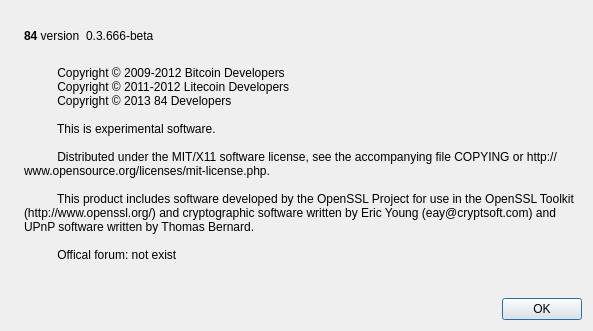
First picture: the form in src/qt/forms/aboutdialog.ui, repository eightyfourcoin/84, before the edit.
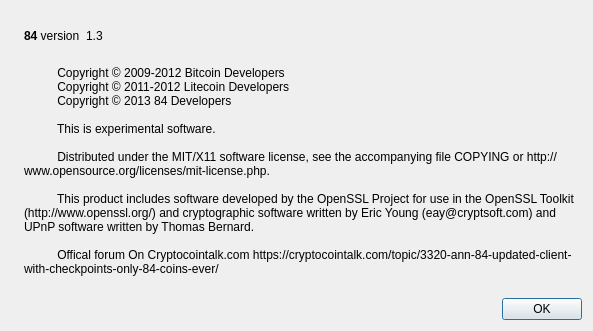
Second picture: the form after the edit. Icons and pictures are not drawn.

Diff of the .ui file:
```diff
--- a/src/qt/forms/aboutdialog.ui
+++ b/src/qt/forms/aboutdialog.ui
@@ -63,7 +63,7 @@
           <cursorShape>IBeamCursor</cursorShape>
          </property>
          <property name="text">
-          <string notr="true">0.3.666-beta</string>
+          <string notr="true">1.3</string>
          </property>
          <property name="textFormat">
           <enum>Qt::RichText</enum>
@@ -105,8 +105,7 @@
 
           This product includes software developed by the OpenSSL Project for use in the OpenSSL Toolkit (http://www.openssl.org/) and cryptographic software written by Eric Young (eay@cryptsoft.com) and UPnP software written by Thomas Bernard.
 
-          Offical forum: not exist
-        </string>
+          Offical forum On Cryptocointalk.com https://cryptocointalk.com/topic/3320-ann-84-updated-client-with-checkpoints-only-84-coins-ever/   </string>
        </property>
        <property name="wordWrap">
         <bool>true</bool>
```
